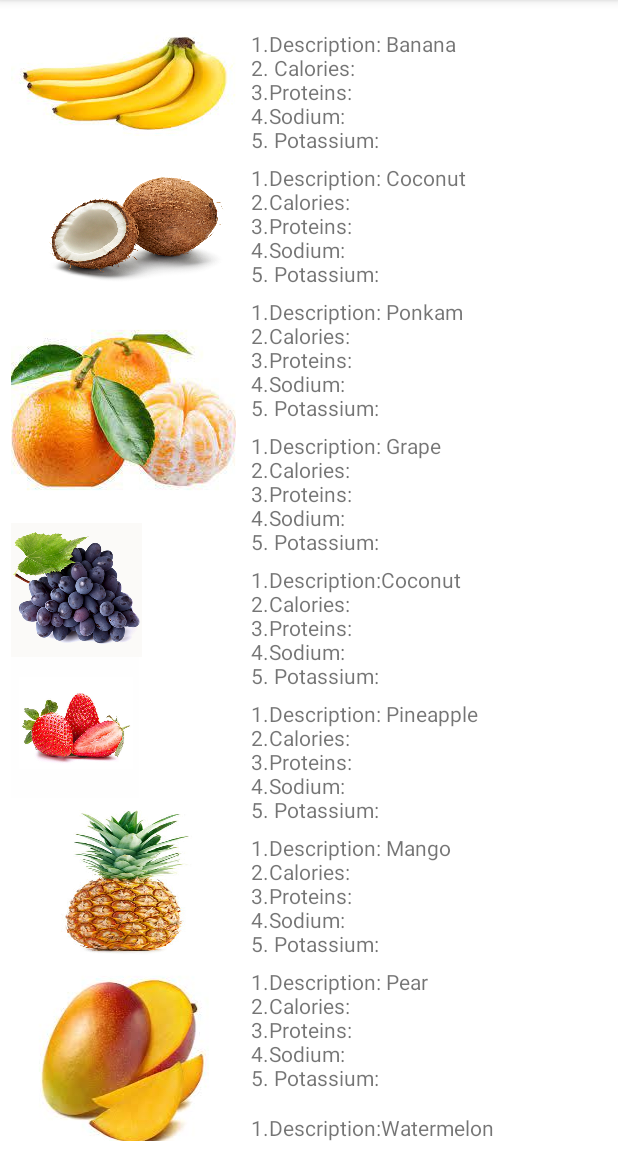
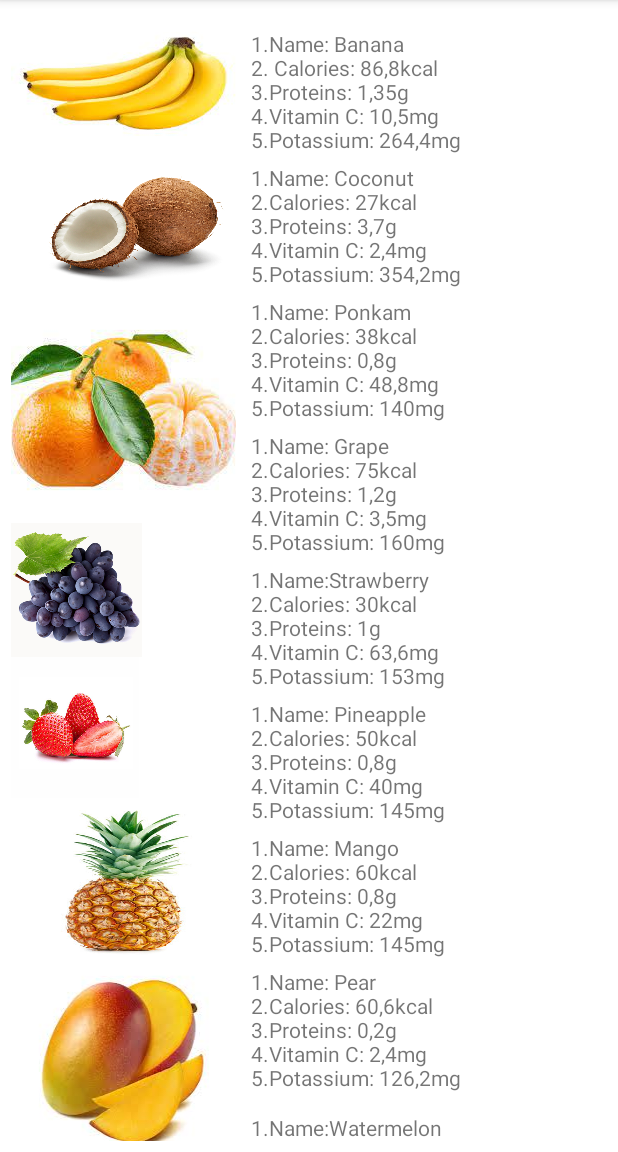
Before and after one commit to AkaciaPark/nutricional-value-display, an Android app: the screen it shows after launch (MainActivity), on a phone screen of 412 x 824 dp, the part 84-1236 px from its top. Run offline under Robolectric (Android 15) with nearby library versions, the phone set to English and light mode, and no system bars; 1 statement that could not run was skipped.

Commit message:
add more text

```diff
--- a/app/src/main/res/layout/activity_main.xml
+++ b/app/src/main/res/layout/activity_main.xml
@@ -4,8 +4,8 @@
     xmlns:tools="http://schemas.android.com/tools"
     android:layout_width="match_parent"
     android:layout_height="match_parent"
-    android:padding="7dp"
-    android:fillViewport="true">
+    android:fillViewport="true"
+    android:padding="7dp">
 
 
     <LinearLayout
@@ -33,7 +33,7 @@
             <ImageView
                 android:layout_width="wrap_content"
                 android:layout_height="wrap_content"
-                android:background="@drawable/ponkam"/>
+                android:background="@drawable/ponkam" />
 
             <ImageView
                 android:layout_width="87dp"
@@ -53,7 +53,7 @@
             <ImageView
                 android:layout_width="match_parent"
                 android:layout_height="wrap_content"
-                android:background="@drawable/mango"/>
+                android:background="@drawable/mango" />
 
             <ImageView
                 android:layout_width="match_parent"
@@ -80,10 +80,10 @@
                 android:id="@+id/BananaText"
                 android:layout_width="wrap_content"
                 android:layout_height="wrap_content"
-                android:text="1.Description: Banana \n2. Calories: \n3.Proteins:\n4.Sodium:\n5. Potassium:"
+                android:paddingLeft="10dp"
+                android:paddingTop="12dp"
+                android:text="1.Name: Banana \n2. Calories: 86,8kcal \n3.Proteins: 1,35g\n4.Vitamin C: 10,5mg\n5.Potassium: 264,4mg"
                 android:textSize="14dp"
-                android:paddingTop="12dp"
-                android:paddingLeft="10dp"
                 app:layout_constraintEnd_toEndOf="parent"
                 app:layout_constraintStart_toStartOf="parent"
                 app:layout_constraintTop_toTopOf="parent" />
@@ -92,9 +92,9 @@
                 android:id="@+id/CoconutText"
                 android:layout_width="match_parent"
                 android:layout_height="wrap_content"
+                android:paddingLeft="10dp"
                 android:paddingTop="6dp"
-                android:paddingLeft="10dp"
-                android:text="1.Description: Coconut \n2.Calories:\n3.Proteins:\n4.Sodium:\n5. Potassium:"
+                android:text="1.Name: Coconut \n2.Calories: 27kcal \n3.Proteins: 3,7g\n4.Vitamin C: 2,4mg\n5.Potassium: 354,2mg"
                 android:textSize="14dp"
                 app:layout_constraintTop_toBottomOf="@+id/textView"
                 tools:layout_editor_absoluteX="0dp" />
@@ -103,66 +103,59 @@
                 android:id="@+id/PonkamText"
                 android:layout_width="wrap_content"
                 android:layout_height="wrap_content"
+                android:paddingLeft="10dp"
                 android:paddingTop="6dp"
-                android:paddingLeft="10dp"
-                android:text="1.Description: Ponkam\n2.Calories:\n3.Proteins:\n4.Sodium:\n5. Potassium:"/>
+                android:text="1.Name: Ponkam\n2.Calories: 38kcal \n3.Proteins: 0,8g \n4.Vitamin C: 48,8mg \n5.Potassium: 140mg" />
 
             <TextView
                 android:id="@+id/GrapeText"
                 android:layout_width="wrap_content"
                 android:layout_height="wrap_content"
+                android:paddingLeft="10dp"
                 android:paddingTop="6dp"
-                android:paddingLeft="10dp"
-                android:text="1.Description: Grape\n2.Calories:\n3.Proteins:\n4.Sodium:\n5. Potassium:"/>
+                android:text="1.Name: Grape\n2.Calories: 75kcal\n3.Proteins: 1,2g \n4.Vitamin C: 3,5mg\n5.Potassium: 160mg" />
 
             <TextView
                 android:id="@+id/StrawberryText"
                 android:layout_width="wrap_content"
                 android:layout_height="wrap_content"
+                android:paddingLeft="10dp"
                 android:paddingTop="6dp"
-                android:paddingLeft="10dp"
-                android:text="1.Description:Coconut\n2.Calories:\n3.Proteins:\n4.Sodium:\n5. Potassium:"/>
+                android:text="1.Name:Strawberry \n2.Calories: 30kcal \n3.Proteins: 1g\n4.Vitamin C: 63,6mg\n5.Potassium: 153mg" />
 
             <TextView
                 android:id="@+id/PineappleText"
                 android:layout_width="wrap_content"
                 android:layout_height="wrap_content"
+                android:paddingLeft="10dp"
                 android:paddingTop="6dp"
-                android:paddingLeft="10dp"
-                android:text="1.Description: Pineapple\n2.Calories:\n3.Proteins:\n4.Sodium:\n5. Potassium:"/>
+                android:text="1.Name: Pineapple\n2.Calories: 50kcal \n3.Proteins: 0,8g \n4.Vitamin C: 40mg \n5.Potassium: 145mg" />
 
             <TextView
                 android:id="@+id/MangoText"
                 android:layout_width="wrap_content"
                 android:layout_height="wrap_content"
+                android:paddingLeft="10dp"
                 android:paddingTop="6dp"
-                android:paddingLeft="10dp"
-                android:text="1.Description: Mango\n2.Calories:\n3.Proteins:\n4.Sodium:\n5. Potassium:"/>
+                android:text="1.Name: Mango\n2.Calories: 60kcal \n3.Proteins: 0,8g \n4.Vitamin C: 22mg \n5.Potassium: 145mg" />
 
             <TextView
                 android:id="@+id/PearText"
                 android:layout_width="wrap_content"
                 android:layout_height="wrap_content"
+                android:paddingLeft="10dp"
                 android:paddingTop="6dp"
-                android:paddingLeft="10dp"
-                android:text="1.Description: Pear\n2.Calories:\n3.Proteins:\n4.Sodium:\n5. Potassium:"/>
+                android:text="1.Name: Pear\n2.Calories: 60,6kcal \n3.Proteins: 0,2g \n4.Vitamin C: 2,4mg \n5.Potassium: 126,2mg" />
 
             <TextView
                 android:id="@+id/WatermelonText"
                 android:layout_width="wrap_content"
                 android:layout_height="wrap_content"
+                android:paddingLeft="10dp"
                 android:paddingTop="14dp"
-                android:paddingLeft="10dp"
-                android:text="1.Description:Watermelon\n2.Calories:\n3.Proteins:\n4.Sodium:\n5. Potassium:"/>
-
-
-
-
-
-
+                android:text="1.Name:Watermelon\n2.Calories: 33kcal\n3.Proteins: 0,9g \n4.Vitamin C: 8,1mg \n5.Potassium: 104mg" />
 
 
         </LinearLayout>
-
     </LinearLayout>
 </ScrollView>
```
